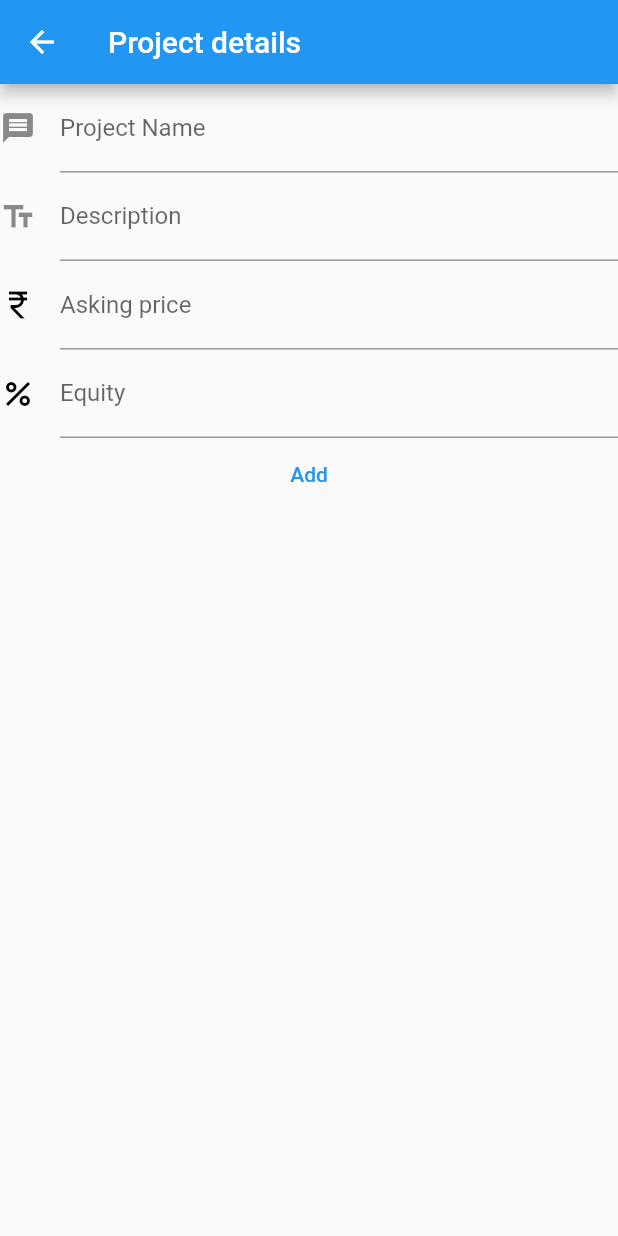
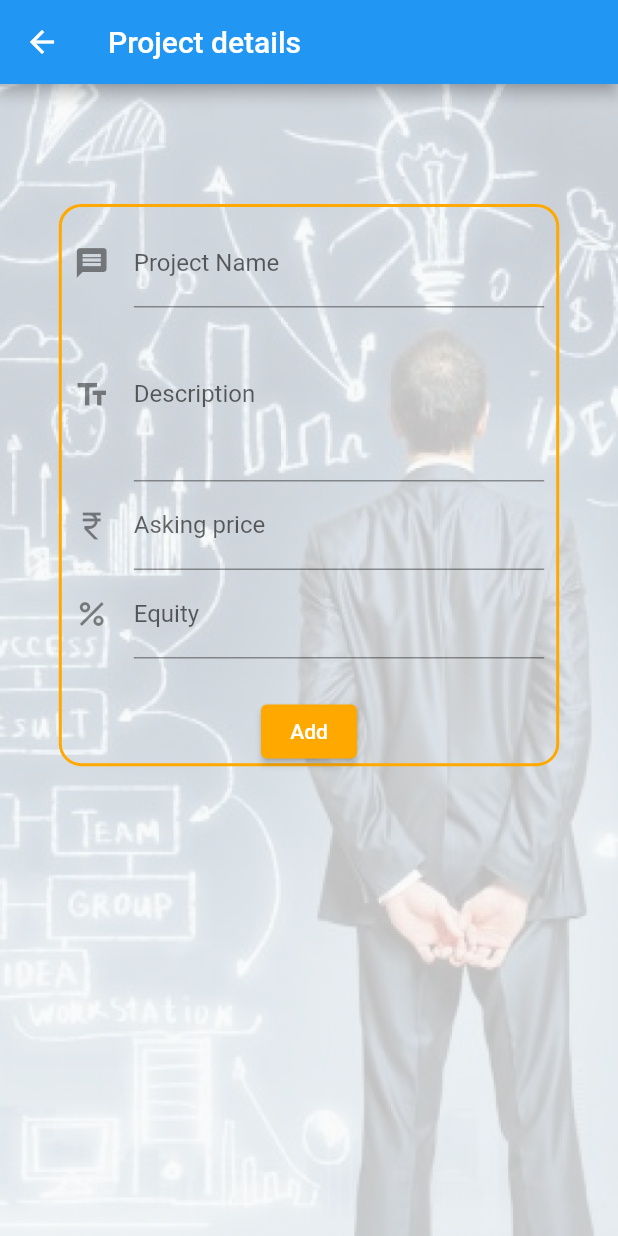
Before and after one commit to PBL-1F12022/Flutter-App, a Flutter app: the ProjectEnterScreen screen opened by its route, on a phone screen of 412 x 824 dp. Run offline on Flutter 3.47's test engine with Material 2 defaults, Android fonts, the phone set to English and light mode, and no system bars; our stand-ins replace flutter_advanced_drawer, flutter_secure_storage, fluttertoast, percent_indicator; accounts and stored records are empty.

Commit message:
Color Scheme Coin and Project Add

```diff
--- a/lib/Screens/project_enter_screen.dart
+++ b/lib/Screens/project_enter_screen.dart
@@ -58,15 +58,45 @@ class _ProjectEnterScreenState extends State<ProjectEnterScreen> {
     SizeConfig.init(context);
     return SafeArea(
       child: Scaffold(
+        resizeToAvoidBottomInset: false,
         appBar: AppBar(title: Text('Project details')),
-        body: Form(
+        body: Container(
+          decoration: BoxDecoration(
+            image: DecorationImage(
+              image: const AssetImage("assets/images/background.jpg"),
+              fit: BoxFit.fill,
+              colorFilter: ColorFilter.mode(
+                  Colors.white.withOpacity(0.225), BlendMode.dstIn),
+            ),
+          ),
+          child: Stack(
+            alignment: AlignmentDirectional.center,
+            children: [
+              Positioned(
+                top: 80,
+                child: Container(
+                  decoration: BoxDecoration(
+                    border: Border.all(
+                      width: 2.0,
+                      color: Color.fromARGB(255, 255, 169, 0),
+                    ),
+                    borderRadius: BorderRadius.circular(15),
+                  ),
+                  child: SizedBox(
+                    width: MediaQuery.of(context).size.width * 0.8,
+                    height: MediaQuery.of(context).size.height * 0.45,
+                    child: Padding(
+                      padding: const EdgeInsets.all(8.0),
                       child: Column(
                         children: [
                           TextFormField(
+                            cursorColor: Color.fromARGB(255, 255, 169, 0),
                             controller: _nameController,
                             decoration: InputDecoration(
                               icon: Icon(Icons.message),
-                  label: Text('Project Name'),
+                              label: Text(
+                                'Project Name',
+                              ),
                             ),
                           ),
                           TextFormField(
@@ -75,12 +105,12 @@ class _ProjectEnterScreenState extends State<ProjectEnterScreen> {
                               icon: Icon(Icons.text_fields),
                               label: Text('Description'),
                             ),
+                            maxLines: 4,
                           ),
                           TextFormField(
                             controller: _askingPriceController,
                             decoration: InputDecoration(
                               icon: Icon(Icons.currency_rupee),
-                  iconColor: Colors.black,
                               label: Text('Asking price'),
                             ),
                           ),
@@ -88,15 +118,27 @@ class _ProjectEnterScreenState extends State<ProjectEnterScreen> {
                             controller: _equityController,
                             decoration: InputDecoration(
                               icon: Icon(Icons.percent),
-                  iconColor: Colors.black,
                               label: Text('Equity'),
                             ),
                           ),
-              TextButton(
+                          SizedBox(
+                            height: MediaQuery.of(context).size.height * 0.03,
+                          ),
+                          ElevatedButton(
+                            style: ElevatedButton.styleFrom(
+                              primary: Color.fromARGB(255, 255, 169, 0),
+                            ),
                             onPressed: () {
                               _addProject();
                             },
-                  child: Text('Add'))
+                            child: Text('Add'),
+                          )
+                        ],
+                      ),
+                    ),
+                  ),
+                ),
+              ),
             ],
           ),
         ),
```
Also changed, not shown: lib/Screens/coins/coins.dart (+21 -72 lines). Lines whose indentation alone changed are shown as unchanged.
